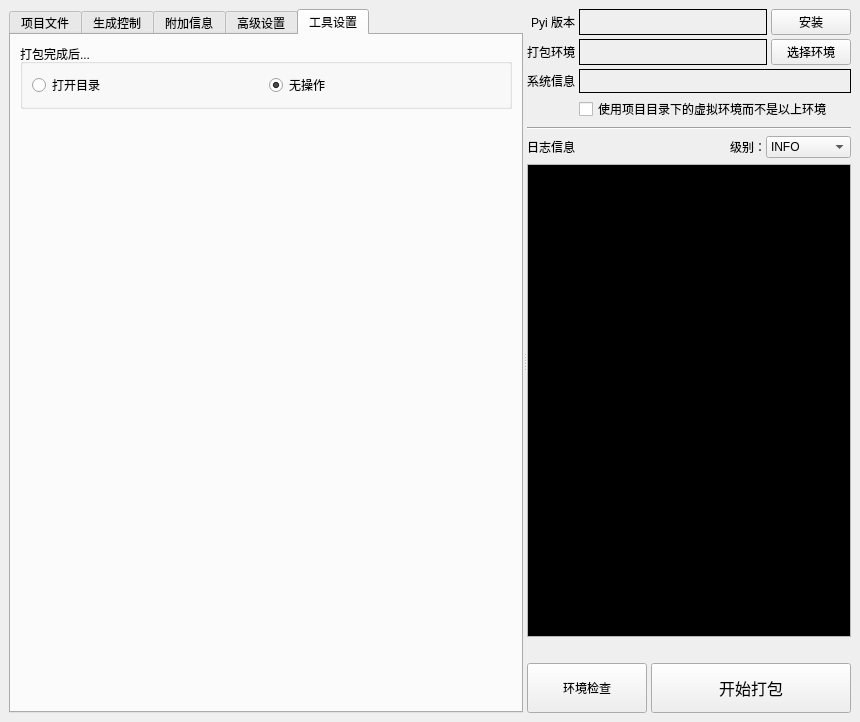
Qt form ui/pyitool.ui (hrpzcf/AwesomePyKit) before a commit.
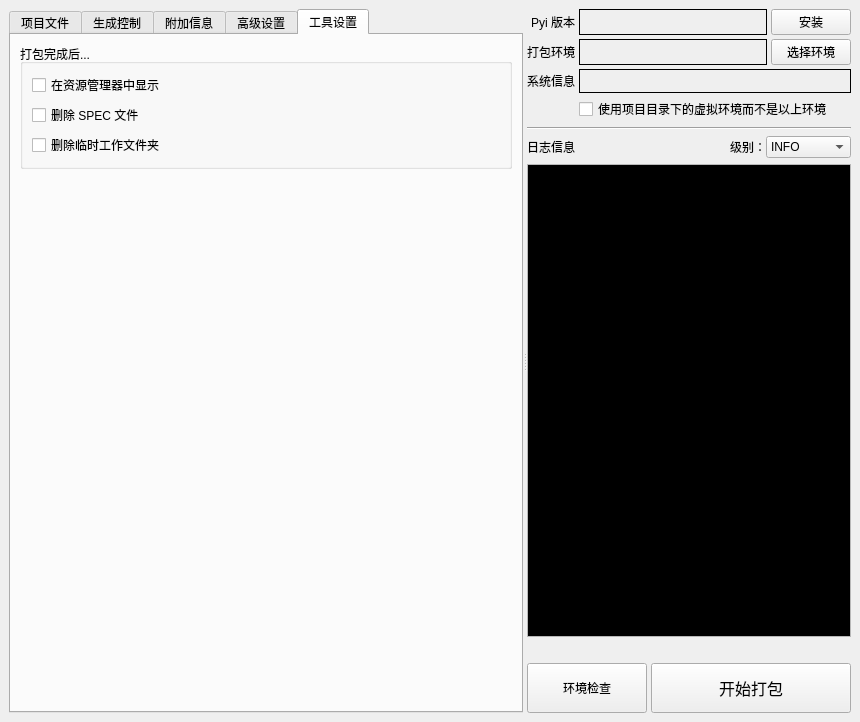
The same form after that commit. The open tabs and pages were chosen to show the change.

Commit message:
<程序打包工具>的工具设置页内容增改
1. 原<在资源管理器中显示>由 radiobutton 改为 checkbox
2. 新增<删除 SPEC 文件>设置项
3. 新增<删除临时文件夹>设置项
4. 对新增的两项设置项增加设置的保存与读取逻辑

What changed in the file:
```diff
--- a/ui/pyitool.ui
+++ b/ui/pyitool.ui
@@ -964,31 +964,35 @@
         <attribute name="title">
          <string>工具设置</string>
         </attribute>
-        <layout class="QHBoxLayout" name="horizontalLayout_31">
+        <layout class="QVBoxLayout" name="verticalLayout_27">
          <item>
-          <layout class="QVBoxLayout" name="verticalLayout_20">
+          <layout class="QVBoxLayout" name="verticalLayout_26">
            <item>
             <widget class="QGroupBox" name="groupBox_3">
              <property name="title">
               <string>打包完成后...</string>
              </property>
-             <layout class="QHBoxLayout" name="horizontalLayout_19">
+             <layout class="QHBoxLayout" name="horizontalLayout_7">
               <item>
-               <layout class="QHBoxLayout" name="horizontalLayout_7">
+               <layout class="QVBoxLayout" name="verticalLayout_20">
                 <item>
-                 <widget class="QRadioButton" name="rb_open_dir_select_file">
+                 <widget class="QCheckBox" name="cb_explorer_show_file">
                   <property name="text">
-                   <string>打开目录</string>
+                   <string>在资源管理器中显示</string>
                   </property>
                  </widget>
                 </item>
                 <item>
-                 <widget class="QRadioButton" name="rb_no_option">
+                 <widget class="QCheckBox" name="cb_delete_spec_file">
                   <property name="text">
-                   <string>无操作</string>
+                   <string>删除 SPEC 文件</string>
                   </property>
-                  <property name="checked">
-                   <bool>true</bool>
+                 </widget>
+                </item>
+                <item>
+                 <widget class="QCheckBox" name="cb_delete_temp_dir">
+                  <property name="text">
+                   <string>删除临时工作文件夹</string>
                   </property>
                  </widget>
                 </item>
```
The commit also changes 2 other files.
